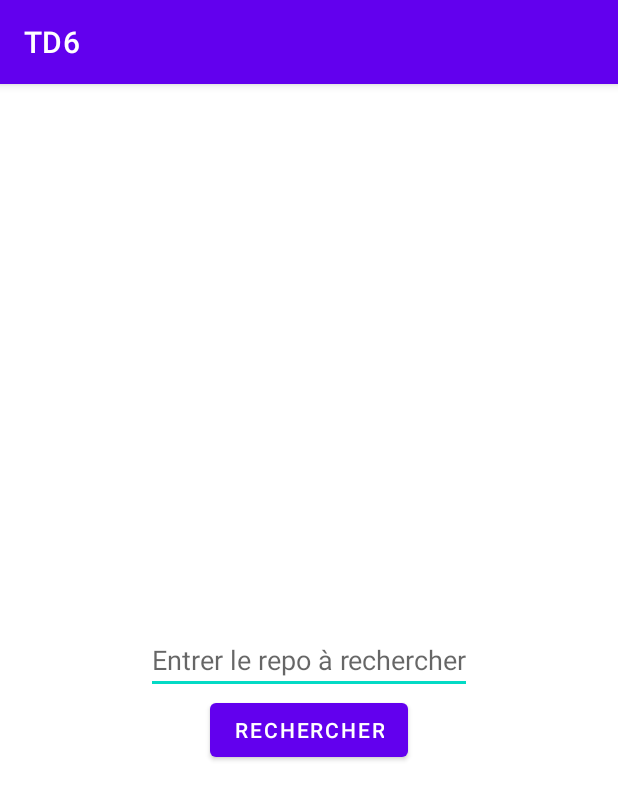
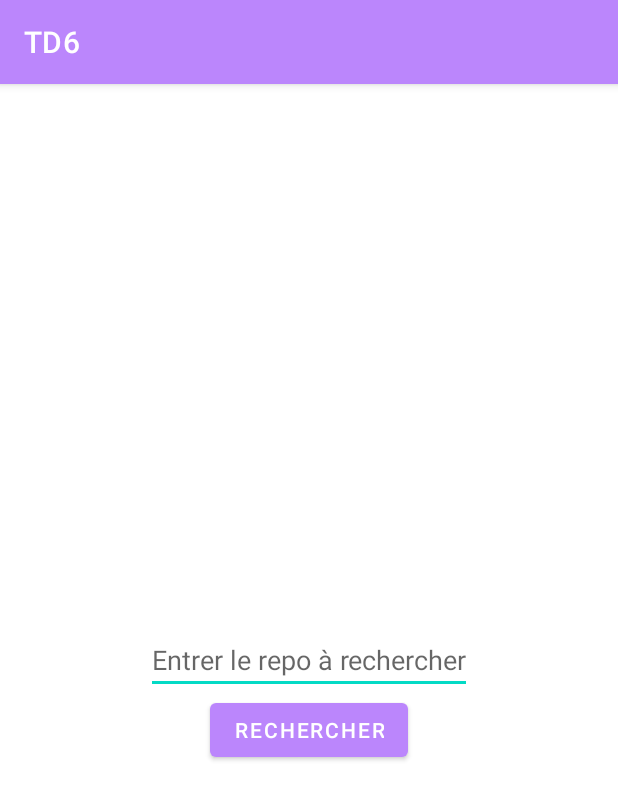
Before and after one commit to SafaeElbikri/TD6_android, an Android app: the screen it shows after launch (MainActivity), on a phone screen of 412 x 824 dp. Shown: the top 800 px of the screen. Run offline under Robolectric (Android 15) with nearby library versions, the phone set to English and light mode, and no system bars.

Commit message:
second commit

```diff
--- a/app/src/main/AndroidManifest.xml
+++ b/app/src/main/AndroidManifest.xml
@@ -1,6 +1,9 @@
 <?xml version="1.0" encoding="utf-8"?>
 <manifest xmlns:android="http://schemas.android.com/apk/res/android"
     package="com.example.td6">
+
+    <uses-permission android:name="android.permission.INTERNET" />
+    <uses-permission android:name="android.permission.ACCESS_NETWORK_STATE" />
 
     <application
         android:allowBackup="true"
--- a/app/src/main/java/com/example/td6/interfaceApi/GithubService.java
+++ b/app/src/main/java/com/example/td6/interfaceApi/GithubService.java
@@ -17,6 +17,6 @@ public interface GithubService {
     Call<List<Repo>> listRepos(@Path("user") String user);
 
     @GET("/search/repositories")
-    List<Repo> searchRepos(@Query("q") String query);
+    Call<List<Repo>> searchRepos(@Query("q") String query);
 
 }
--- a/app/src/main/res/layout/activity_main.xml
+++ b/app/src/main/res/layout/activity_main.xml
@@ -7,7 +7,7 @@
     tools:context=".MainActivity">
 
     <EditText
-        android:id="@+id/text"
+        android:id="@+id/edittext"
         android:layout_width="wrap_content"
         android:layout_height="wrap_content"
         android:hint="Entrer le repo à rechercher"
@@ -17,12 +17,13 @@
         app:layout_constraintTop_toTopOf="parent" />
 
     <Button
+        android:id="@+id/button"
         android:layout_width="wrap_content"
         android:layout_height="wrap_content"
-        android:text="Rechercher"
-        app:layout_constraintLeft_toLeftOf="@+id/text"
-        app:layout_constraintRight_toRightOf="@+id/text"
-        app:layout_constraintTop_toBottomOf="@+id/text"
+        android:text="@string/recherche"
+        app:layout_constraintLeft_toLeftOf="@+id/edittext"
+        app:layout_constraintRight_toRightOf="@+id/edittext"
+        app:layout_constraintTop_toBottomOf="@+id/edittext"
         />
 
 </androidx.constraintlayout.widget.ConstraintLayout>
--- a/app/src/main/res/values/strings.xml
+++ b/app/src/main/res/values/strings.xml
@@ -1,3 +1,4 @@
 <resources>
     <string name="app_name">TD6</string>
+    <string name="recherche">Rechercher</string>
 </resources>
--- a/app/src/main/res/values/themes.xml
+++ b/app/src/main/res/values/themes.xml
@@ -2,8 +2,8 @@
     <!-- Base application theme. -->
     <style name="Theme.TD6" parent="Theme.MaterialComponents.DayNight.DarkActionBar">
         <!-- Primary brand color. -->
-        <item name="colorPrimary">@color/purple_500</item>
-        <item name="colorPrimaryVariant">@color/purple_700</item>
+        <item name="colorPrimary">@color/purple_200</item>
+        <item name="colorPrimaryVariant">@color/purple_200</item>
         <item name="colorOnPrimary">@color/white</item>
         <!-- Secondary brand color. -->
         <item name="colorSecondary">@color/teal_200</item>
```
Also changed, not shown: app/src/main/java/com/example/td6/MainActivity.java (+25 -1 lines).
